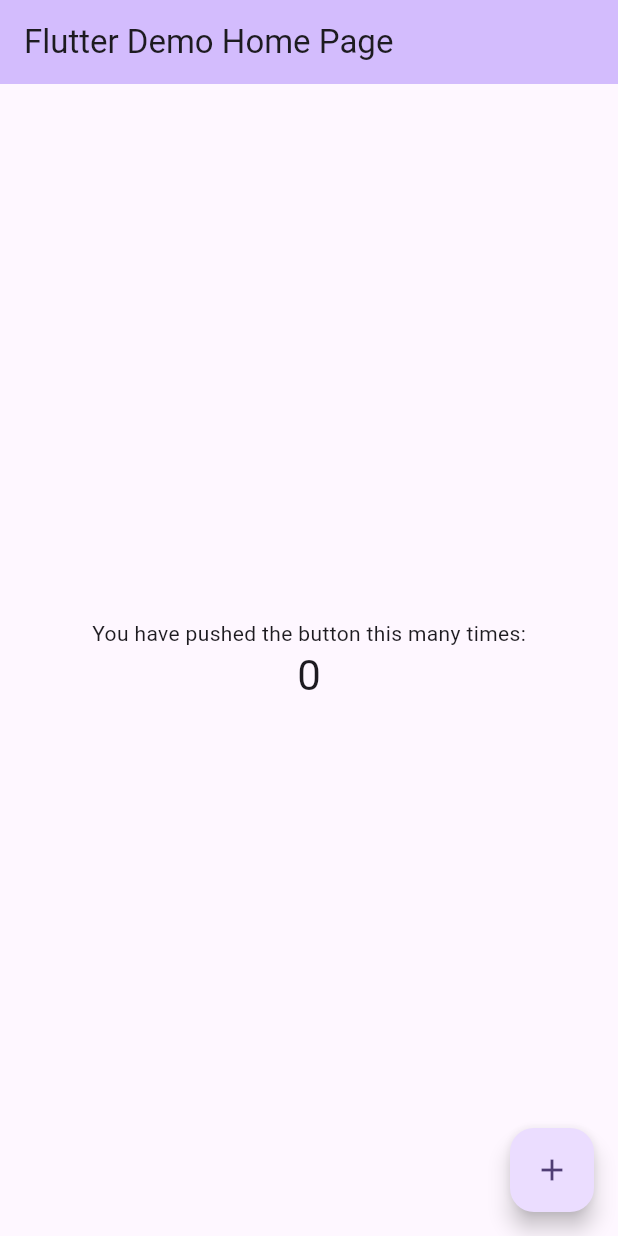
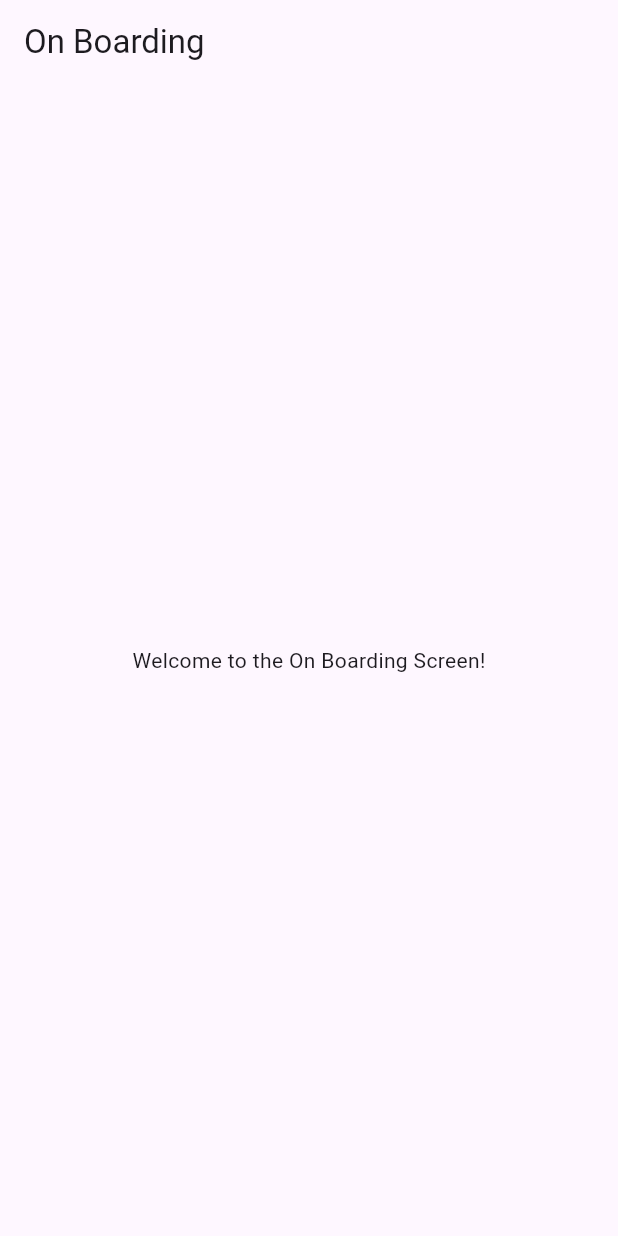
Before and after one commit to Paulaforero/rm_character_sampler, a Flutter app: the screen it shows after launch, on a phone screen of 412 x 824 dp. Run offline on Flutter 3.47's test engine with Material 3 defaults, Android fonts, the phone set to English and light mode, and no system bars.

Commit message:
Add: onboarding screen and character fetch service
Introduced OnBoarding and RandomCharacter screens, and added a service to fetch character data from the Rick and Morty API. Updated AndroidManifest to request internet permission and added the http package dependency. Refactored app entry to use the new onboarding screen.

```diff
--- a/lib/app.dart
+++ b/lib/app.dart
@@ -1,16 +1,13 @@
 import 'package:flutter/material.dart';
-import 'package:rm_character_sampler/main.dart';
+import 'package:rm_character_sampler/screens/on_boarding.dart';
 
 class App extends StatelessWidget {
   const App({super.key});
   @override
   Widget build(BuildContext context) {
     return MaterialApp(
-      title: 'Flutter Demo',
-      theme: ThemeData(
-        colorScheme: ColorScheme.fromSeed(seedColor: Colors.deepPurple),
-      ),
-      home: const MyHomePage(title: 'Flutter Demo Home Page'),
+      title: 'RMCharacterSampler',
+      home: const OnBoarding(),
     );
   }
 }
--- a/lib/main.dart
+++ b/lib/main.dart
@@ -5,6 +5,7 @@ void main() {
   runApp(const App());
 }
 
+/*
 class MyHomePage extends StatefulWidget {
   const MyHomePage({super.key, required this.title});
   final String title;
@@ -50,3 +51,4 @@ class _MyHomePageState extends State<MyHomePage> {
     );
   }
 }
+*/
--- /dev/null
+++ b/lib/screens/on_boarding.dart
@@ -0,0 +1,18 @@
+import 'package:flutter/material.dart';
+
+class OnBoarding extends StatelessWidget {
+
+  const OnBoarding({super.key});
+
+  @override
+  Widget build(BuildContext context) {
+    return Scaffold(
+      appBar: AppBar(
+        title: const Text('On Boarding'),
+      ),
+      body: const Center(
+        child: Text('Welcome to the On Boarding Screen!'),
+      ),
+    );
+  }
+}
--- /dev/null
+++ b/lib/services/get_character.dart
@@ -0,0 +1,5 @@
+import 'package:http/http.dart' as http;
+
+Future<http.Response> fetchCharacter({required int id}) {
+  return http.get(Uri.parse('https://rickandmortyapi.com/api/character/$id'));
+}
--- a/pubspec.yaml
+++ b/pubspec.yaml
@@ -34,6 +34,7 @@ dependencies:
   # The following adds the Cupertino Icons font to your application.
   # Use with the CupertinoIcons class for iOS style icons.
   cupertino_icons: ^1.0.8
+  http: ^1.4.0
 
 dev_dependencies:
   flutter_test:
```
Also changed, not shown: lib/screens/random_character.dart (added, +11 -0 lines), pubspec.lock, 1 other file.
